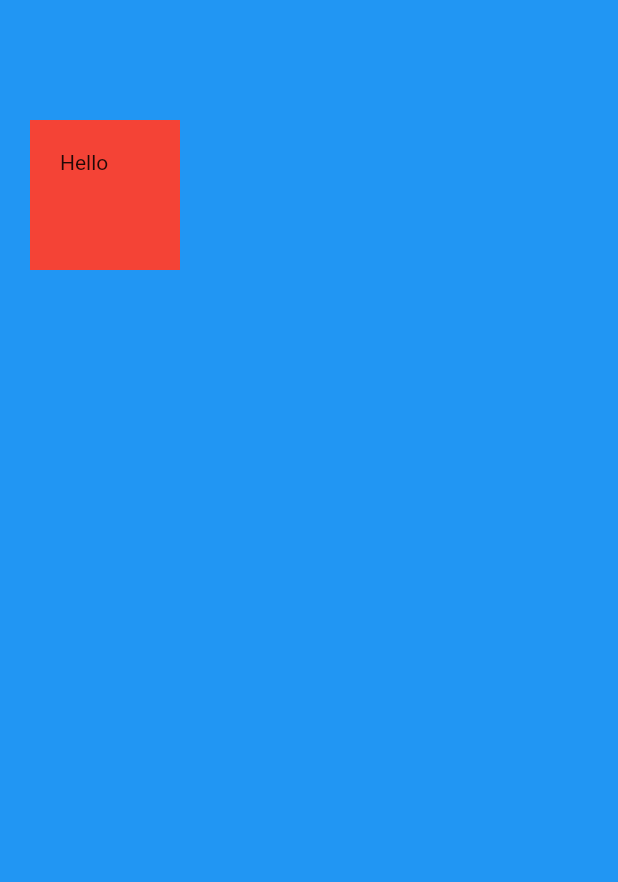
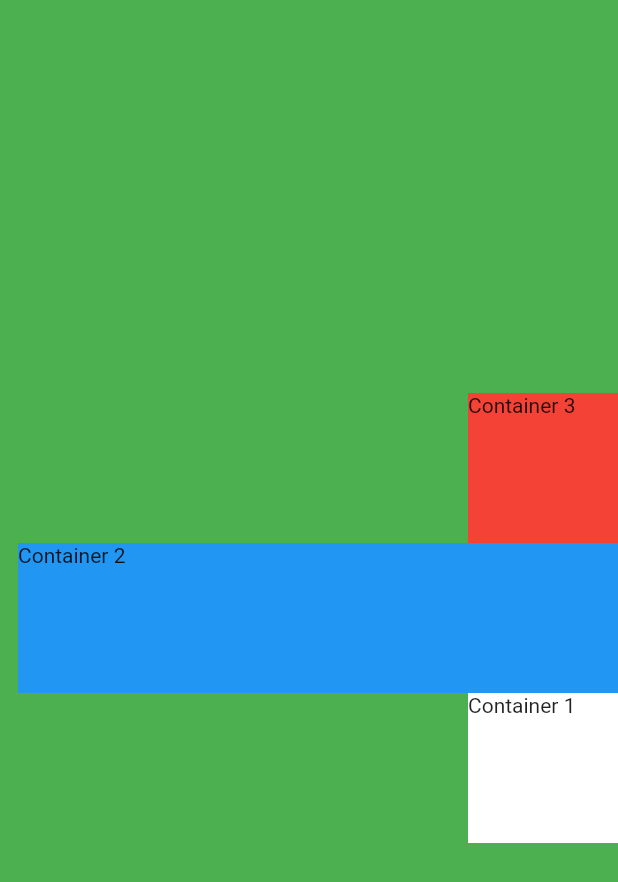
Before and after one commit to kisbi3/contact, a Flutter app: the screen it shows after launch, on a phone screen of 412 x 824 dp. Shown: the top 882 px of the screen. Run offline on Flutter 3.47's test engine with Material 2 defaults, Android fonts, the phone set to English and light mode, and no system bars.

Commit message:
Column, Row Widget 되짚어보기
순한맛 21

```diff
--- a/lib/main.dart
+++ b/lib/main.dart
@@ -23,22 +23,60 @@ class MyPage extends StatelessWidget {
   @override
   Widget build(BuildContext context) {
     return Scaffold(
-      backgroundColor: Colors.blue,
+      backgroundColor: Colors.green,
       // SafeArea : 표현하려는 것이 화면 밖으로 나가는 것을 방지하는 역할.
       body: SafeArea(
-        // Container는 최대한 큰 공간을 차지하려고 함!(child가 없는 경우.)
-        child: Container(
-          color: Colors.red,
-          width: 100,
-          height: 100,
-          margin: EdgeInsets.symmetric(
-            vertical: 80,
-            horizontal: 20,
+        // Center : 상하좌우로 중앙에 위치하도록 함.
+        child: Center(
+          // Column : 세로 축으로는 최대 크기 차지함
+          //          가로 크기는 childern의 크기 만큼 차지함.
+          child: Column(
+            // Column이 세로 축으로 최대 크기를 차지함으로 Center 위젯은 세로 축 정렬 능력을 상실함.
+            // 따라서 중앙에 배치 하기 위해서는 mainAxisAlignment를 사용해야 함!
+            mainAxisAlignment: MainAxisAlignment.center,
+
+            // mainAxisSize를 min으로 하면 Column이 children 크기로 한정되기 때문에,
+            //이 경우에는 Center 위젯으로 중앙 정렬을 할 수 있음!
+            mainAxisSize: MainAxisSize.min,
+
+            // verticalDirection - children 정렬
+            // up : 아래에서부터 위로 정렬, down : 위에서부터 아래로 정렬
+            verticalDirection: VerticalDirection.up,
+
+            // spaceEvenly : 일정 간격을 두고 배치
+            // spaceBetween : 정확히 상.중.하 로 배치
+            // mainAxisAlignment: MainAxisAlignment.spaceBetween,
+
+            // CrossAxisAlignment.end : 가로축 끝 점 정렬
+            // CrossAxisAignment.stretch : 이거 이용하고 Container의 width 모두 제거 - 가로 방향으로 화면을 꽉 채우게 만듦!
+            crossAxisAlignment: CrossAxisAlignment.end,
+            children: [
+              Container(
+                width: 100,
+                height: 100,
+                color: Colors.white,
+                child: Text('Container 1'),
+              ),
+              // 이 사이에 간격을 넣으려면 그냥 SizedBox 넣자.
+              Container(
+                width: 400,
+                height: 100,
+                color: Colors.blue,
+                child: Text('Container 2'),
+              ),
+              Container(
+                width: 100,
+                height: 100,
+                color: Colors.red,
+                child: Text('Container 3'),
+              ),
+              Container(
+                // 보이지 않는 Container(invisable container)를 이용한 끝 점 정렬
+                width: double.infinity,
+              )
+            ],
           ),
-          padding: EdgeInsets.all(20),
-          // child가 있는 경우에는 child 크기로 Container가 작아짐!
-          child: Text("Hello"),
-        ),
+        )
       ),
     );
   }
```
